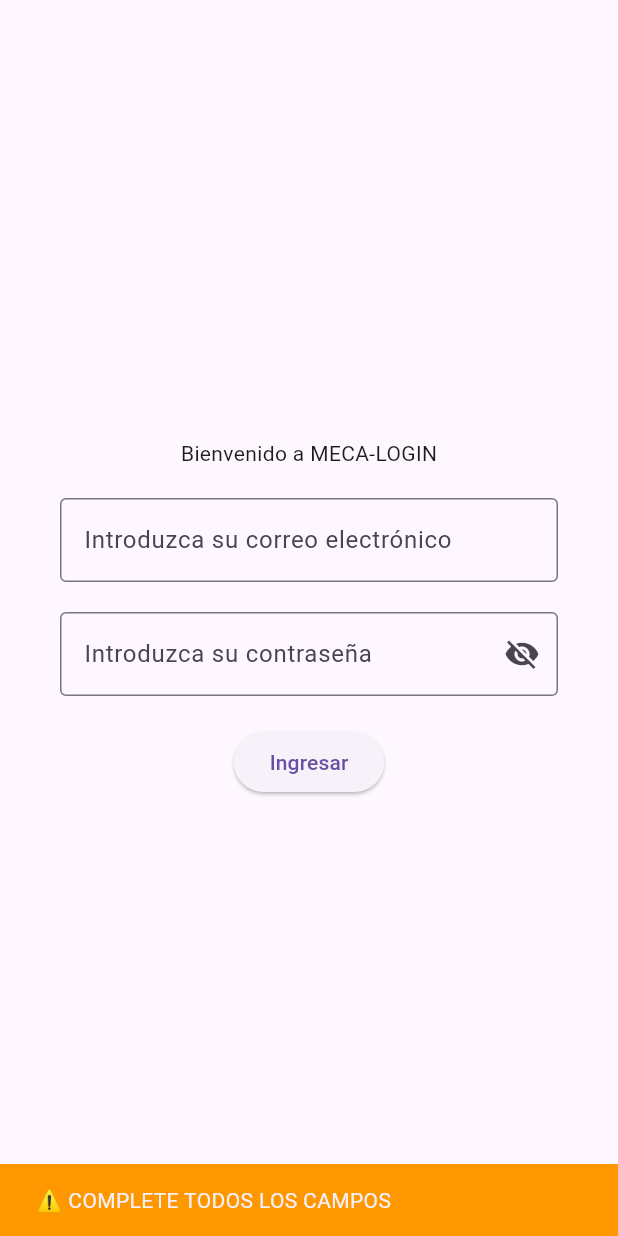
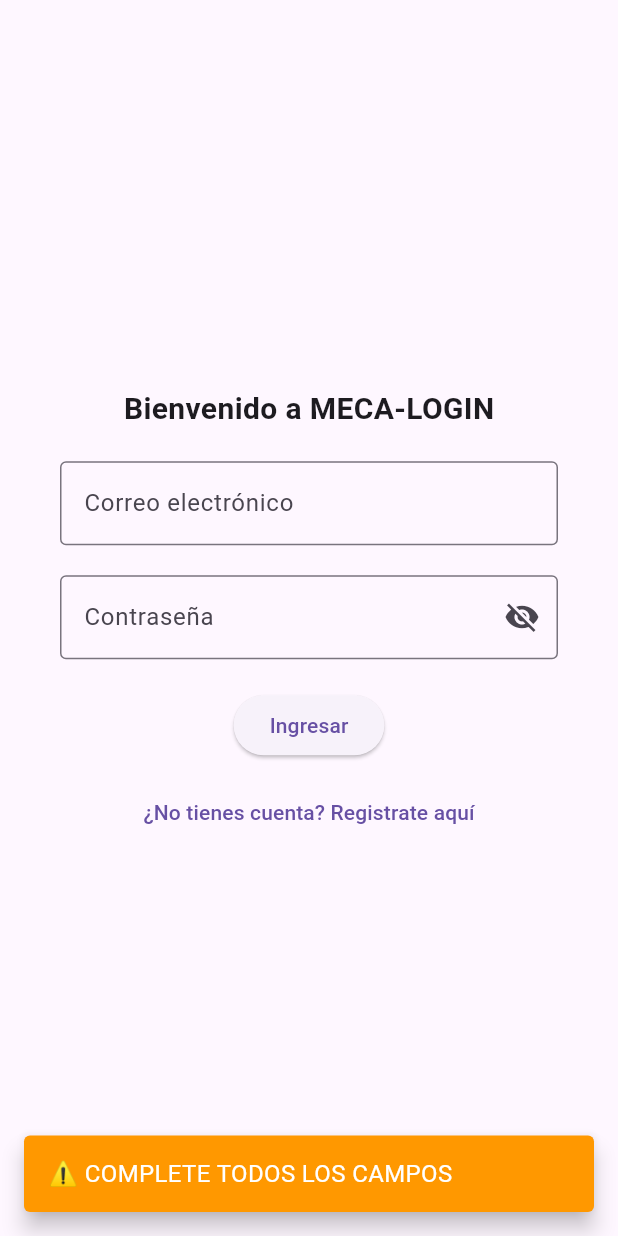
Before and after one commit to martinsakurai/flutter_login, a Flutter app: the screen it shows after launch, after a tap on "Ingresar", on a phone screen of 412 x 824 dp. Run offline on Flutter 3.47's test engine with Material 3 defaults, Android fonts, the phone set to English and light mode, and no system bars; our stand-ins replace cloud_firestore, firebase_auth, firebase_core, flutter_riverpod, go_router; accounts and stored records are empty.

```diff
--- a/lib/CoreRouter/app_router.dart
+++ b/lib/CoreRouter/app_router.dart
@@ -3,19 +3,28 @@ import 'package:flutter_login/screens/homescreen.dart';
 import 'package:flutter_login/screens/loginscreen.dart';
 import 'package:flutter_login/screens/view_player_screen.dart';
 import 'package:flutter_login/screens/edit_player_screen.dart';
+import 'package:flutter_login/screens/registerscreen.dart';
+import 'package:flutter_login/entities/users.dart';
+import 'package:flutter_login/entities/new_players_provider.dart';
 import 'package:go_router/go_router.dart';
-import 'package:flutter_login/entities/users.dart';
 
-final routerApp = GoRouter(routes: [
+final routerApp = GoRouter(
+  routes: [
     GoRoute(
       name: LoginScreen.name,
       path: '/',
       builder: (context, state) => const LoginScreen(),
     ),
     GoRoute(
+      name: RegisterScreen.name,
+      path: '/register',
+      builder: (context, state) => const RegisterScreen(),
+    ),
+    GoRoute(
       name: HomeScreen.name,
       path: '/home',
-    builder: (context, state) => HomeScreen(usuarioIngresado: state.extra as User),
+      builder: (context, state) =>
+          const HomeScreen(),
     ),
     GoRoute(
       name: AddPlayerScreen.name,
@@ -25,12 +34,14 @@ final routerApp = GoRouter(routes: [
     GoRoute(
       name: ViewPlayerScreen.name,
       path: '/viewPlayer',
-  builder: (context, state) => ViewPlayerScreen(jugador: state.extra as Player),
+      builder: (context, state) =>
+          ViewPlayerScreen(jugador: state.extra as Player),
     ),
     GoRoute(
       name: EditPlayerScreen.name,
       path: '/editPlayer',
-  builder: (context, state) => EditPlayerScreen(jugador: state.extra as Player),
-    //return EditPlayerScreen(jugador: jugador);
+      builder: (context, state) =>
+          EditPlayerScreen(jugador: state.extra as Player),
     ),
-]);
+  ],
+);
--- a/lib/screens/loginscreen.dart
+++ b/lib/screens/loginscreen.dart
@@ -1,8 +1,7 @@
 import 'package:flutter/material.dart';
 import 'package:go_router/go_router.dart';
 import 'package:flutter_riverpod/flutter_riverpod.dart';
-import 'package:flutter_login/entities/users.dart';
-import 'package:flutter_login/entities/users_provider.dart';
+import 'package:firebase_auth/firebase_auth.dart';
 
 class LoginScreen extends ConsumerStatefulWidget {
   static const String name = 'loginscreen';
@@ -20,30 +19,90 @@ class _LoginScreenState extends ConsumerState<LoginScreen> {
   String mensaje = '';
   Color colorFondo = Colors.green;
 
-  @override
-  void initState() {
-    super.initState();
-    ref.read(usersProvider.notifier).getAllUsers();
+  Future<void> _login() async {
+    try {
+      // Validación de campos vacíos
+      if (inputUsuario.text.isEmpty || inputContrasena.text.isEmpty) {
+        mensaje = "⚠️ COMPLETE TODOS LOS CAMPOS";
+        colorFondo = Colors.orange;
+        _showSnackBar();
+        return;
+      }
+
+      // Intentar iniciar sesión con Firebase
+      await FirebaseAuth.instance.signInWithEmailAndPassword(
+        email: inputUsuario.text.trim(),
+        password: inputContrasena.text.trim(),
+      );
+
+      // Si llega hasta acá, el login fue exitoso
+      if (mounted) {
+        context.go('/home');
+      }
+    } on FirebaseAuthException catch (e) {
+      // Errores comunes de Firebase traducidos
+      switch (e.code) {
+        case 'user-not-found':
+          mensaje = "EMAIL NO REGISTRADO";
+          break;
+        case 'wrong-password':
+          mensaje = "CONTRASEÑA INCORRECTA";
+          break;
+        case 'invalid-email':
+          mensaje = "FORMATO DE EMAIL INVÁLIDO";
+          break;
+        case 'user-disabled':
+          mensaje = "USUARIO DESHABILITADO";
+          break;
+        default:
+          mensaje = "❌ EMAIL O CONTRASEÑA INCORRECTA";
+      }
+      colorFondo = Colors.red;
+      _showSnackBar();
+    } catch (e) {
+      // Otros errores no controlados
+      mensaje = "⚠️ Ocurrió un error inesperado";
+      colorFondo = Colors.red;
+      _showSnackBar();
+    }
+  }
+
+  void _showSnackBar() {
+    ScaffoldMessenger.of(context).showSnackBar(
+      SnackBar(
+        content: Text(
+          mensaje,
+          style: const TextStyle(color: Colors.white, fontSize: 16),
+        ),
+        backgroundColor: colorFondo,
+        duration: const Duration(seconds: 3),
+        behavior: SnackBarBehavior.floating,
+        margin: const EdgeInsets.all(16),
+      ),
+    );
   }
 
   @override
   Widget build(BuildContext context) {
-    final usuarios = ref.watch(usersProvider);
-
     return Scaffold(
       body: Center(
+        child: SingleChildScrollView(
           child: Column(
             mainAxisAlignment: MainAxisAlignment.center,
             children: [
-            const Text("Bienvenido a MECA-LOGIN"),
+              const Text(
+                "Bienvenido a MECA-LOGIN",
+                style: TextStyle(fontSize: 20, fontWeight: FontWeight.bold),
+              ),
               const SizedBox(height: 20),
               Padding(
                 padding: const EdgeInsets.symmetric(horizontal: 40),
                 child: TextField(
                   controller: inputUsuario,
+                  keyboardType: TextInputType.emailAddress,
                   decoration: const InputDecoration(
                     border: OutlineInputBorder(),
-                  labelText: 'Introduzca su correo electrónico',
+                    labelText: 'Correo electrónico',
                   ),
                 ),
               ),
@@ -55,7 +114,7 @@ class _LoginScreenState extends ConsumerState<LoginScreen> {
                   controller: inputContrasena,
                   decoration: InputDecoration(
                     border: const OutlineInputBorder(),
-                  labelText: 'Introduzca su contraseña',
+                    labelText: 'Contraseña',
                     suffixIcon: IconButton(
                       icon: Icon(
                         mostrarContrasena
@@ -73,42 +132,18 @@ class _LoginScreenState extends ConsumerState<LoginScreen> {
               ),
               const SizedBox(height: 20),
               ElevatedButton(
-              onPressed: () {
-                User? usuarioEncontrado;
-
-                for (var usuario in usuarios) {
-                  if (usuario.email == inputUsuario.text) {
-                    usuarioEncontrado = usuario;
-                    break;
-                  }
-                }
-
-                if (inputUsuario.text.isEmpty || inputContrasena.text.isEmpty) {
-                  mensaje = "⚠️ COMPLETE TODOS LOS CAMPOS";
-                  colorFondo = Colors.orange;
-                } else if (usuarioEncontrado == null) {
-                  mensaje = "EMAIL NO REGISTRADO";
-                  colorFondo = Colors.red;
-                } else if (inputContrasena.text != usuarioEncontrado.contrasena) {
-                  mensaje = "CONTRASEÑA INCORRECTA";
-                  colorFondo = Colors.red;
-                } else {
-                  // Login exitoso
-                  context.go('/home', extra: usuarioEncontrado);
-                  return;
-                }
-
-                ScaffoldMessenger.of(context).showSnackBar(
-                  SnackBar(
-                    content: Text(mensaje),
-                    backgroundColor: colorFondo,
-                    duration: const Duration(seconds: 4),
-                  ),
-                );
-              },
+                onPressed: _login,
                 child: const Text('Ingresar'),
               ),
+              const SizedBox(height: 10),
+              TextButton(
+                onPressed: () {
+                  context.push('/register'); // Navega a la pantalla de registro
+                },
+                child: const Text("¿No tienes cuenta? Registrate aquí"),
+              ),
             ],
+          ),
         ),
       ),
     );
```
Also changed, not shown: lib/entities/userProvider.dart (deleted, +0 -60 lines), lib/screens/homescreen.dart (+77 -8 lines), lib/screens/registerscreen.dart (added, +160 -0 lines), lib/screens/authentication.dart (added). Lines whose indentation alone changed are shown as unchanged.
